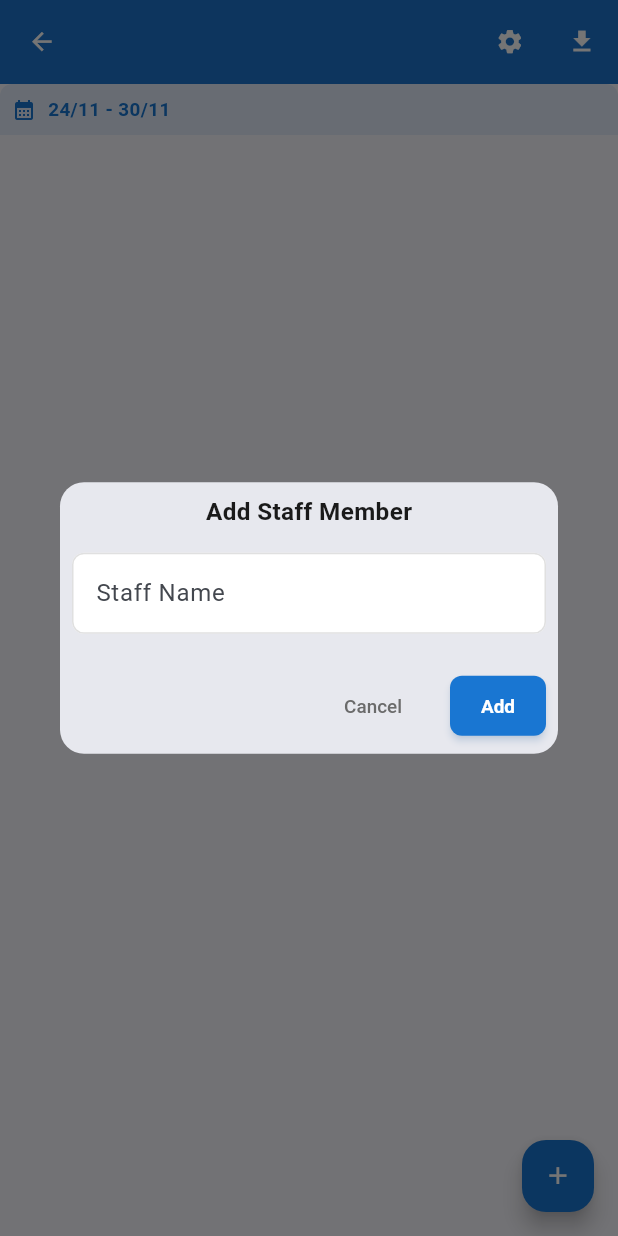
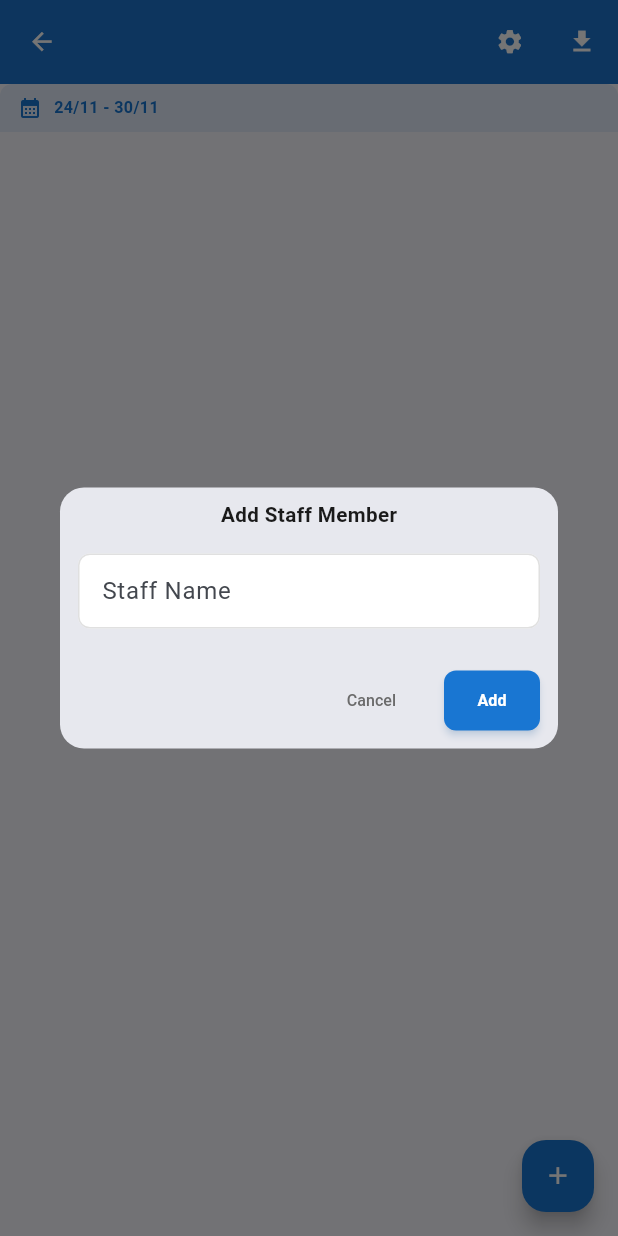
Before and after one commit to FifoKolo/roster, a Flutter app: the ResponsiveRosterPage screen opened directly with empty values, after a tap on the "add" icon, on a phone screen of 412 x 824 dp. Run offline on Flutter 3.47's test engine with Material 3 defaults, Android fonts, the phone set to English and light mode, and no system bars; our stand-ins replace firebase_auth, firebase_core, pdf, printing, shared_preferences; accounts and stored records are empty.

Commit message:
Mobile responsive improvements - proper viewport, breakpoints, and touch-friendly interface

```diff
--- a/lib/utils/responsive_helper.dart
+++ b/lib/utils/responsive_helper.dart
@@ -3,9 +3,9 @@ import 'package:flutter/material.dart';
 /// Responsive design utilities for mobile and tablet optimization
 class ResponsiveHelper {
   /// Screen size breakpoints
-  static const double mobileBreakpoint = 600;
-  static const double tabletBreakpoint = 900;
-  static const double desktopBreakpoint = 1200;
+  static const double mobileBreakpoint = 768;  // Increased for better mobile coverage
+  static const double tabletBreakpoint = 1024;
+  static const double desktopBreakpoint = 1440;
 
   /// Get current device type
   static DeviceType getDeviceType(BuildContext context) {
@@ -52,14 +52,14 @@ class ResponsiveHelper {
     switch (deviceType) {
       case DeviceType.mobile:
         return isLandscape
-          ? const EdgeInsets.symmetric(horizontal: 8, vertical: 4)
-          : const EdgeInsets.all(8);
+          ? const EdgeInsets.symmetric(horizontal: 6, vertical: 3)
+          : const EdgeInsets.symmetric(horizontal: 12, vertical: 8);
       case DeviceType.tablet:
         return isLandscape
           ? const EdgeInsets.symmetric(horizontal: 16, vertical: 8)
-          : const EdgeInsets.all(12);
+          : const EdgeInsets.all(16);
       case DeviceType.desktop:
-        return const EdgeInsets.all(16);
+        return const EdgeInsets.all(20);
     }
   }
 
@@ -81,16 +81,25 @@ class ResponsiveHelper {
   static double getResponsiveFontSize(BuildContext context, double baseFontSize) {
     final deviceType = getDeviceType(context);
     final isLandscape = MediaQuery.of(context).orientation == Orientation.landscape;
+    final screenWidth = MediaQuery.of(context).size.width;
+
+    // Scale based on screen width for better mobile readability
+    double scaleFactor = 1.0;
+    if (screenWidth < 375) {
+      scaleFactor = 0.85; // Small phones
+    } else if (screenWidth < 414) {
+      scaleFactor = 0.9; // Medium phones
+    }
 
     switch (deviceType) {
       case DeviceType.mobile:
         return isLandscape
-          ? baseFontSize * 0.8  // Smaller in landscape to fit more content
-          : baseFontSize * 0.9; // Slightly smaller in portrait
+          ? baseFontSize * 0.75 * scaleFactor  // Smaller in landscape to fit more content
+          : baseFontSize * 0.85 * scaleFactor; // Readable size in portrait
       case DeviceType.tablet:
-        return baseFontSize;
+        return baseFontSize * 0.95;
       case DeviceType.desktop:
-        return baseFontSize * 1.1;
+        return baseFontSize * 1.05;
     }
   }
 
```
Also changed, not shown: lib/widgets/modern_roster_table.dart (+45 -14 lines), 5 other files.
